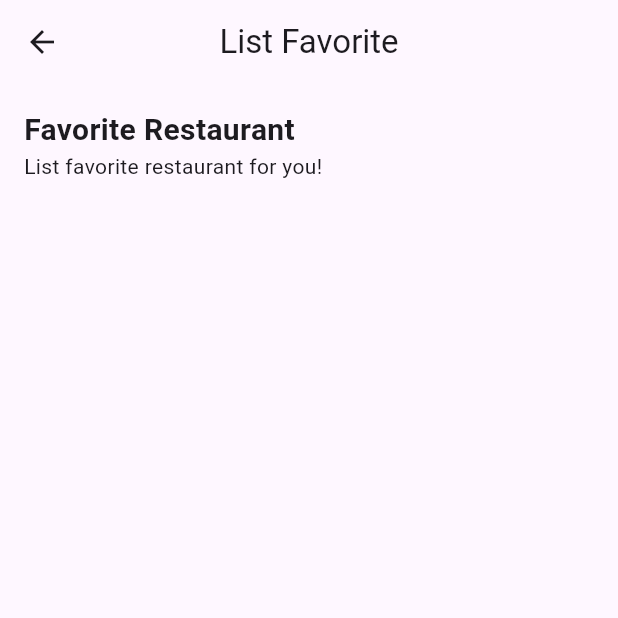
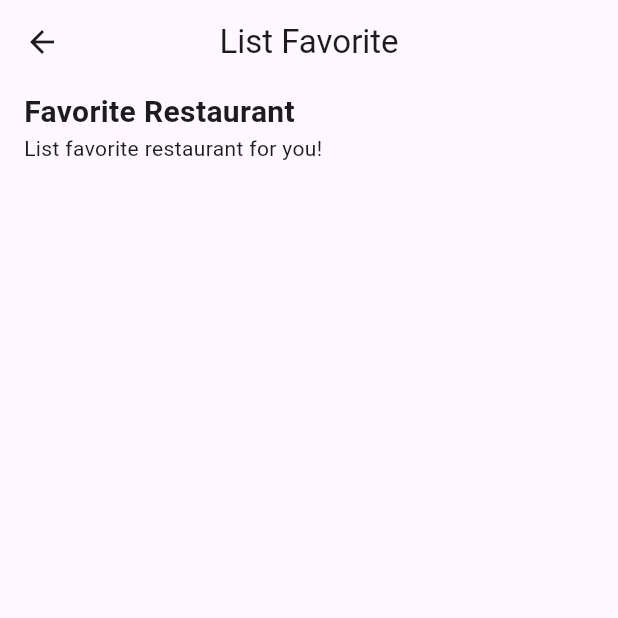
Before and after one commit to setiawangunadi/restaurant_app, a Flutter app: the screen it shows after launch, after a tap on the "favorite" icon, on a phone screen of 412 x 824 dp, the top half of it. Run offline on Flutter 3.47's test engine with Material 3 defaults, Android fonts, the phone set to English and light mode, and no system bars; our stand-ins replace bloc, dio, flutter_bloc, flutter_local_notifications, permission_handler, pretty_dio_logger and 5 more; accounts and stored records are empty; network calls fail.

Commit message:
Remove SetState on Screen

```diff
--- /dev/null
+++ b/devtools_options.yaml
@@ -0,0 +1 @@
+extensions:
--- a/lib/blocs/setting/setting_event.dart
+++ b/lib/blocs/setting/setting_event.dart
@@ -2,3 +2,9 @@ part of 'setting_bloc.dart';
 
 @immutable
 abstract class SettingEvent {}
+
+class DoChangeNotification extends SettingEvent {
+  final int isNotification;
+
+  DoChangeNotification({required this.isNotification});
+}
--- a/lib/screens/favorite_screen.dart
+++ b/lib/screens/favorite_screen.dart
@@ -2,7 +2,6 @@ import 'package:flutter/material.dart';
 import 'package:flutter_bloc/flutter_bloc.dart';
 import 'package:restaurant_app/blocs/favorite/favorite_bloc.dart';
 import 'package:restaurant_app/config/data/local/constants.dart';
-import 'package:restaurant_app/config/models/favorite_restaurant.dart';
 import 'package:restaurant_app/routers.dart';
 import 'package:shimmer/shimmer.dart';
 
@@ -15,7 +14,6 @@ class FavoriteScreen extends StatefulWidget {
 
 class _FavoriteScreenState extends State<FavoriteScreen> {
   late FavoriteBloc favoriteBloc;
-  List<FavoriteRestaurant> listFavorite = [];
 
   @override
   void initState() {
@@ -26,16 +24,14 @@ class _FavoriteScreenState extends State<FavoriteScreen> {
 
   @override
   Widget build(BuildContext context) {
-    return BlocConsumer<FavoriteBloc, FavoriteState>(
-      listener: (context, state) {
-        if (state is OnSuccessGetListFavorite) {
-          setState(() {
-            listFavorite = state.listRestaurant;
-          });
-        }
+    return BlocBuilder<FavoriteBloc, FavoriteState>(
+      builder: (context, state) {
+        return PopScope(
+          canPop: false,
+          onPopInvoked: (didPop) {
+            Navigator.pushNamed(context, Routers.home);
           },
-      builder: (context, state) {
-        return Scaffold(
+          child: Scaffold(
             appBar: AppBar(
               title: const Text("List Favorite"),
               centerTitle: true,
@@ -69,31 +65,42 @@ class _FavoriteScreenState extends State<FavoriteScreen> {
                       ),
                     ),
                   )
-              : Padding(
-                  padding: const EdgeInsets.all(16.0),
+                : Column(
+                    crossAxisAlignment: CrossAxisAlignment.start,
+                    children: [
+                      const Padding(
+                        padding:
+                            EdgeInsets.symmetric(horizontal: 16.0, vertical: 4),
                         child: Column(
                           crossAxisAlignment: CrossAxisAlignment.start,
                           children: [
-                      const Text(
+                            Text(
                               "Favorite Restaurant",
                               style: TextStyle(
                                   fontSize: 20, fontWeight: FontWeight.bold),
                             ),
-                      const Text(
+                            Text(
                               "List favorite restaurant for you!",
                               style: TextStyle(fontSize: 14),
                             ),
+                          ],
+                        ),
+                      ),
+                      if (state is OnSuccessGetListFavorite)
                         SizedBox(
                           width: MediaQuery.of(context).size.width,
                           height: MediaQuery.of(context).size.height * 0.8 - 2,
                           child: ListView.builder(
-                          itemCount: listFavorite.length,
+                            itemCount: state.listRestaurant.length,
                             itemBuilder: (context, index) {
                               return GestureDetector(
                                 onTap: () => Navigator.pushNamed(
                                   context,
                                   Routers.detail,
-                                arguments: [listFavorite[index].id, "favorite"],
+                                  arguments: [
+                                    state.listRestaurant[index].id,
+                                    "favorite"
+                                  ],
                                 ),
                                 child: Container(
                                   padding: const EdgeInsets.all(16.0),
@@ -105,7 +112,7 @@ class _FavoriteScreenState extends State<FavoriteScreen> {
                                   child: Row(
                                     children: [
                                       Image.network(
-                                      "$baseUrlImage/${listFavorite[index].pictureId}",
+                                        "$baseUrlImage/${state.listRestaurant[index].pictureId}",
                                         width: 100,
                                       ),
                                       const SizedBox(width: 16),
@@ -114,7 +121,8 @@ class _FavoriteScreenState extends State<FavoriteScreen> {
                                             CrossAxisAlignment.start,
                                         children: [
                                           Text(
-                                          listFavorite[index].name ?? "",
+                                            state.listRestaurant[index].name ??
+                                                "",
                                             style: const TextStyle(
                                               fontWeight: FontWeight.bold,
                                               fontSize: 16,
@@ -129,8 +137,9 @@ class _FavoriteScreenState extends State<FavoriteScreen> {
                                                 size: 16,
                                               ),
                                               const SizedBox(width: 8),
-                                            Text(
-                                                listFavorite[index].city ?? ""),
+                                              Text(state.listRestaurant[index]
+                                                      .city ??
+                                                  ""),
                                             ],
                                           ),
                                         ],
--- a/lib/screens/home_screen.dart
+++ b/lib/screens/home_screen.dart
@@ -3,7 +3,6 @@ import 'package:flutter_bloc/flutter_bloc.dart';
 import 'package:restaurant_app/blocs/home/home_bloc.dart';
 import 'package:restaurant_app/config/data/handler/notification_helper.dart';
 import 'package:restaurant_app/config/data/local/constants.dart';
-import 'package:restaurant_app/config/models/list_restaurant_response.dart';
 import 'package:restaurant_app/routers.dart';
 import 'package:shimmer/shimmer.dart';
 
@@ -17,7 +16,6 @@ class HomeScreen extends StatefulWidget {
 class _HomeScreenState extends State<HomeScreen> {
   late HomeBloc homeBloc;
   final NotificationHelper _notificationHelper = NotificationHelper();
-  ListRestaurantResponse listRestaurantModel = ListRestaurantResponse();
 
   @override
   void initState() {
@@ -38,9 +36,6 @@ class _HomeScreenState extends State<HomeScreen> {
     return BlocConsumer<HomeBloc, HomeState>(
       listener: (context, state) {
         if (state is OnSuccessGetRestaurant) {
-          setState(() {
-            listRestaurantModel = state.listRestaurantModel;
-          });
           homeBloc.add(DoSetNotification(data: state.listRestaurantModel));
         }
         if (state is OnSuccessSetNotification) {
@@ -87,12 +82,11 @@ class _HomeScreenState extends State<HomeScreen> {
           ),
           body: Padding(
             padding:
-                const EdgeInsets.symmetric(vertical: 8.0, horizontal: 16.0),
+                const EdgeInsets.symmetric(vertical: 4.0, horizontal: 16.0),
             child: Column(
               crossAxisAlignment: CrossAxisAlignment.stretch,
               children: [
                 header(),
-                // if (state is OnSuccessGetRestaurant)
                 if (state is OnFailedHome)
                   Text(
                     state.message,
@@ -100,8 +94,8 @@ class _HomeScreenState extends State<HomeScreen> {
                       color: Colors.lightBlue,
                     ),
                   ),
-                state is OnLoadingHome
-                    ? Shimmer.fromColors(
+                if (state is OnLoadingHome)
+                  Shimmer.fromColors(
                     direction: ShimmerDirection.ltr,
                     period: const Duration(milliseconds: 1200),
                     baseColor: Colors.grey.withOpacity(0.5),
@@ -124,19 +118,20 @@ class _HomeScreenState extends State<HomeScreen> {
                         },
                       ),
                     ),
-                      )
-                    : SizedBox(
+                  ),
+                if (state is OnSuccessGetRestaurant)
+                  SizedBox(
                     width: MediaQuery.of(context).size.width,
-                        height: MediaQuery.of(context).size.height * 0.8,
+                    height: MediaQuery.of(context).size.height * 0.8 - 10,
                     child: ListView.builder(
-                          itemCount: listRestaurantModel.count,
+                      itemCount: state.listRestaurantModel.count,
                       itemBuilder: (context, index) {
                         return GestureDetector(
                           onTap: () => Navigator.pushNamed(
                             context,
                             Routers.detail,
                             arguments: [
-                                  listRestaurantModel.restaurants?[index].id,
+                              state.listRestaurantModel.restaurants?[index].id,
                               "home",
                             ],
                           ),
@@ -150,16 +145,15 @@ class _HomeScreenState extends State<HomeScreen> {
                             child: Row(
                               children: [
                                 Image.network(
-                                      "$baseUrlImage/${listRestaurantModel.restaurants?[index].pictureId}",
+                                  "$baseUrlImage/${state.listRestaurantModel.restaurants?[index].pictureId}",
                                   width: 100,
                                 ),
                                 const SizedBox(width: 16),
                                 Column(
-                                      crossAxisAlignment:
-                                          CrossAxisAlignment.start,
+                                  crossAxisAlignment: CrossAxisAlignment.start,
                                   children: [
                                     Text(
-                                          listRestaurantModel
+                                      state.listRestaurantModel
                                               .restaurants?[index].name ??
                                           "",
                                       style: const TextStyle(
@@ -176,7 +170,7 @@ class _HomeScreenState extends State<HomeScreen> {
                                           size: 16,
                                         ),
                                         const SizedBox(width: 8),
-                                            Text(listRestaurantModel
+                                        Text(state.listRestaurantModel
                                                 .restaurants?[index].city ??
                                             ""),
                                       ],
@@ -190,7 +184,7 @@ class _HomeScreenState extends State<HomeScreen> {
                                           size: 16,
                                         ),
                                         const SizedBox(width: 8),
-                                            Text(listRestaurantModel
+                                        Text(state.listRestaurantModel
                                                 .restaurants?[index].rating
                                                 .toString() ??
                                             ""),
--- a/pubspec.yaml
+++ b/pubspec.yaml
@@ -4,7 +4,7 @@ publish_to: 'none' # Remove this line if you wish to publish to pub.dev
 version: 1.0.0+1
 
 environment:
-  sdk: '>=3.1.2 <4.0.0'
+  sdk: '>=3.2.0 <4.0.0'
 
 dependencies:
   flutter:
```
Also changed, not shown: lib/blocs/setting/setting_bloc.dart (+25 -2 lines), lib/blocs/setting/setting_state.dart (+15 -0 lines), lib/screens/detail_restaurant_screen.dart (+58 -50 lines), lib/screens/setting_screen.dart (+33 -18 lines), pubspec.lock, 2 other files. Lines whose indentation alone changed are shown as unchanged.
